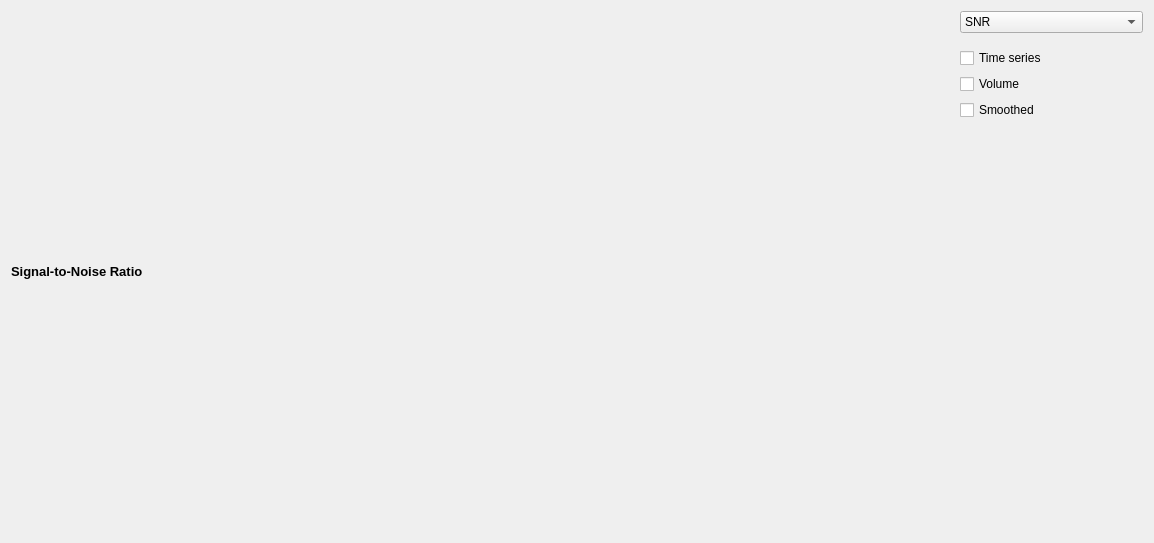
Qt form opennft/ui/rtqa.ui (OpenNFT/OpenNFT) before a commit.
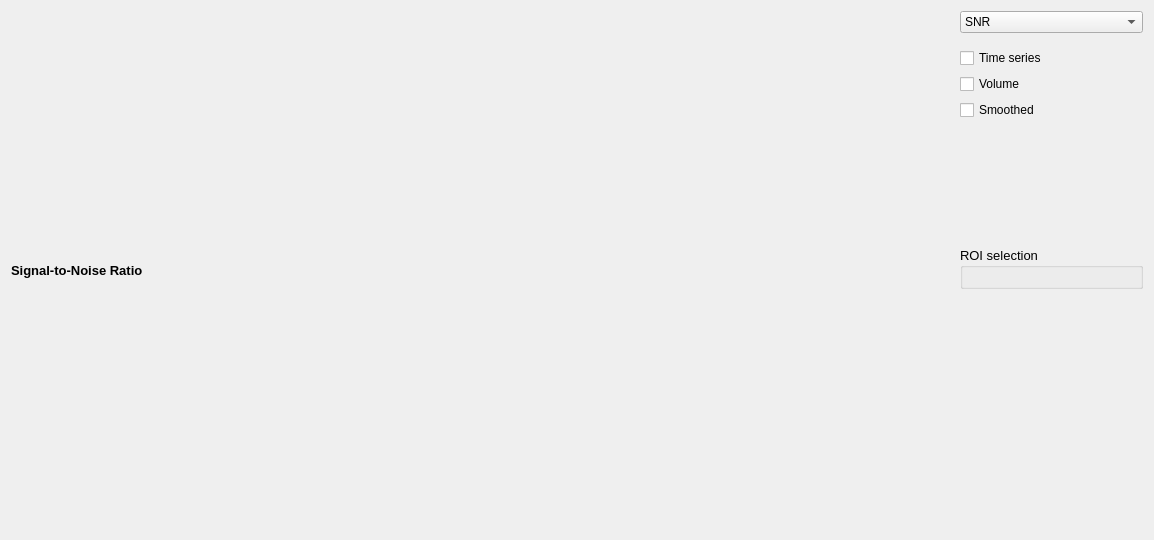
The same form after that commit.

Commit message: roi selection update for rtQA some optimization in rtQA code

The edit to the form file:
```diff
--- a/opennft/ui/rtqa.ui
+++ b/opennft/ui/rtqa.ui
@@ -7,7 +7,7 @@
     <x>0</x>
     <y>0</y>
     <width>1154</width>
-    <height>543</height>
+    <height>540</height>
    </rect>
   </property>
   <property name="sizePolicy">
@@ -380,7 +380,10 @@
     </widget>
    </item>
    <item>
-    <layout class="QVBoxLayout" name="verticalLayout">
+    <layout class="QVBoxLayout" name="menuLayout">
+     <property name="bottomMargin">
+      <number>240</number>
+     </property>
      <item>
       <widget class="QComboBox" name="comboBox">
        <property name="editable">
@@ -472,7 +475,7 @@
            <property name="sizeHint" stdset="0">
             <size>
              <width>77</width>
-             <height>442</height>
+             <height>424</height>
             </size>
            </property>
           </spacer>
@@ -670,6 +673,23 @@
        </widget>
       </widget>
      </item>
+     <item>
+      <widget class="QGroupBox" name="roiGroupBox">
+       <property name="font">
+        <font>
+         <pointsize>10</pointsize>
+        </font>
+       </property>
+       <property name="title">
+        <string>ROI selection</string>
+       </property>
+       <layout class="QVBoxLayout" name="verticalLayout_23">
+        <item>
+         <layout class="QVBoxLayout" name="groupBoxLayout"/>
+        </item>
+       </layout>
+      </widget>
+     </item>
     </layout>
    </item>
   </layout>
```
The commit also changes 3 other files.
